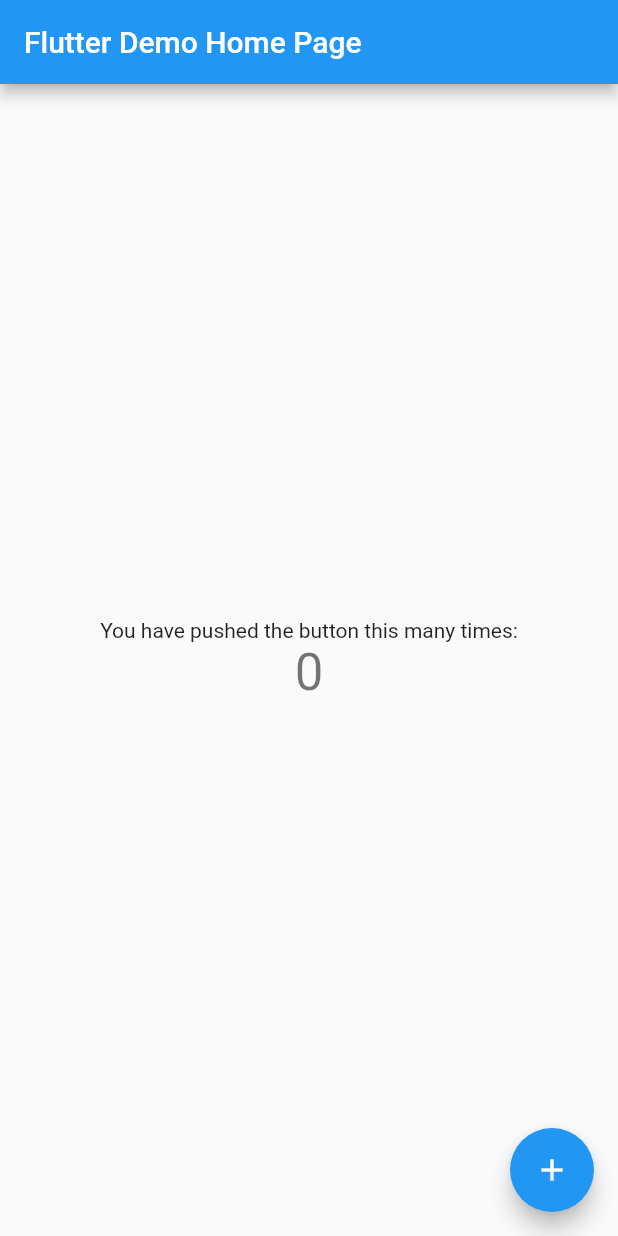
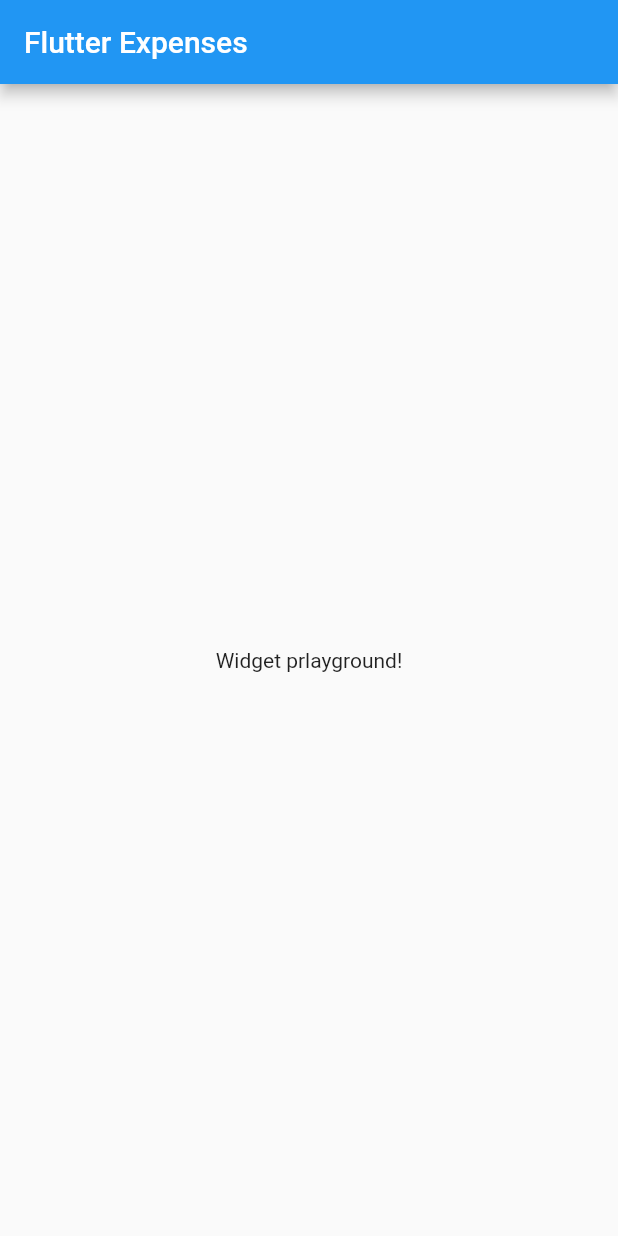
Before and after one commit to tbrams/flutter_expenses, a Flutter app: the screen it shows after launch, on a phone screen of 412 x 824 dp. Run offline on Flutter 3.47's test engine with Material 2 defaults, Android fonts, the phone set to English and light mode, and no system bars.

Commit message:
Cleaned up starting point

```diff
--- a/lib/main.dart
+++ b/lib/main.dart
@@ -7,105 +7,22 @@ class MyApp extends StatelessWidget {
   @override
   Widget build(BuildContext context) {
     return MaterialApp(
-      title: 'Flutter Demo',
-      theme: ThemeData(
-        // This is the theme of your application.
-        //
-        // Try running your application with "flutter run". You'll see the
-        // application has a blue toolbar. Then, without quitting the app, try
-        // changing the primarySwatch below to Colors.green and then invoke
-        // "hot reload" (press "r" in the console where you ran "flutter run",
-        // or simply save your changes to "hot reload" in a Flutter IDE).
-        // Notice that the counter didn't reset back to zero; the application
-        // is not restarted.
-        primarySwatch: Colors.blue,
-      ),
-      home: MyHomePage(title: 'Flutter Demo Home Page'),
+      title: 'Flutter Expenses',
+      home: MyHomePage(),
     );
   }
 }
 
-class MyHomePage extends StatefulWidget {
-  MyHomePage({Key key, this.title}) : super(key: key);
-
-  // This widget is the home page of your application. It is stateful, meaning
-  // that it has a State object (defined below) that contains fields that affect
-  // how it looks.
-
-  // This class is the configuration for the state. It holds the values (in this
-  // case the title) provided by the parent (in this case the App widget) and
-  // used by the build method of the State. Fields in a Widget subclass are
-  // always marked "final".
-
-  final String title;
-
-  @override
-  _MyHomePageState createState() => _MyHomePageState();
-}
-
-class _MyHomePageState extends State<MyHomePage> {
-  int _counter = 0;
-
-  void _incrementCounter() {
-    setState(() {
-      // This call to setState tells the Flutter framework that something has
-      // changed in this State, which causes it to rerun the build method below
-      // so that the display can reflect the updated values. If we changed
-      // _counter without calling setState(), then the build method would not be
-      // called again, and so nothing would appear to happen.
-      _counter++;
-    });
-  }
-
+class MyHomePage extends StatelessWidget {
   @override
   Widget build(BuildContext context) {
-    // This method is rerun every time setState is called, for instance as done
-    // by the _incrementCounter method above.
-    //
-    // The Flutter framework has been optimized to make rerunning build methods
-    // fast, so that you can just rebuild anything that needs updating rather
-    // than having to individually change instances of widgets.
     return Scaffold(
       appBar: AppBar(
-        // Here we take the value from the MyHomePage object that was created by
-        // the App.build method, and use it to set our appbar title.
-        title: Text(widget.title),
+        title: Text('Flutter Expenses'),
       ),
       body: Center(
-        // Center is a layout widget. It takes a single child and positions it
-        // in the middle of the parent.
-        child: Column(
-          // Column is also layout widget. It takes a list of children and
-          // arranges them vertically. By default, it sizes itself to fit its
-          // children horizontally, and tries to be as tall as its parent.
-          //
-          // Invoke "debug painting" (press "p" in the console, choose the
-          // "Toggle Debug Paint" action from the Flutter Inspector in Android
-          // Studio, or the "Toggle Debug Paint" command in Visual Studio Code)
-          // to see the wireframe for each widget.
-          //
-          // Column has various properties to control how it sizes itself and
-          // how it positions its children. Here we use mainAxisAlignment to
-          // center the children vertically; the main axis here is the vertical
-          // axis because Columns are vertical (the cross axis would be
-          // horizontal).
-          mainAxisAlignment: MainAxisAlignment.center,
-          children: <Widget>[
-            Text(
-              'You have pushed the button this many times:',
-            ),
-            Text(
-              '$_counter',
-              style: Theme.of(context).textTheme.display1,
-            ),
-          ],
-        ),
+        child: Text('Widget prlayground!'),
       ),
-      floatingActionButton: FloatingActionButton(
-        onPressed: _incrementCounter,
-        tooltip: 'Increment',
-        child: Icon(Icons.add),
-      ), // This trailing comma makes auto-formatting nicer for build methods.
     );
   }
 }
```
